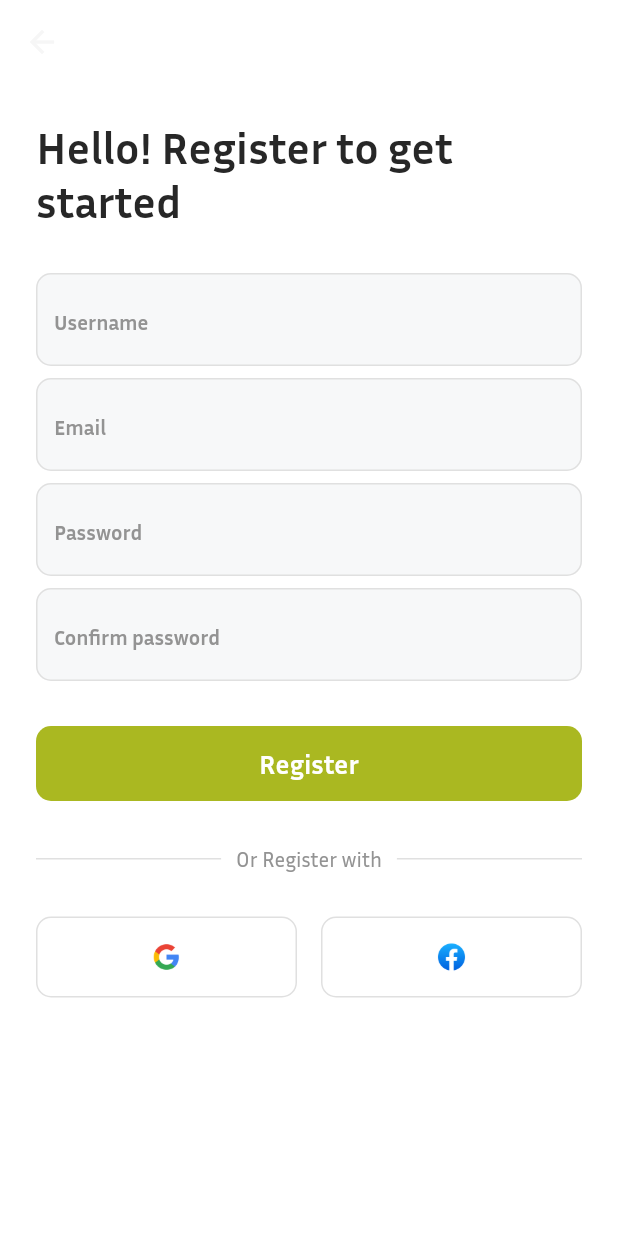
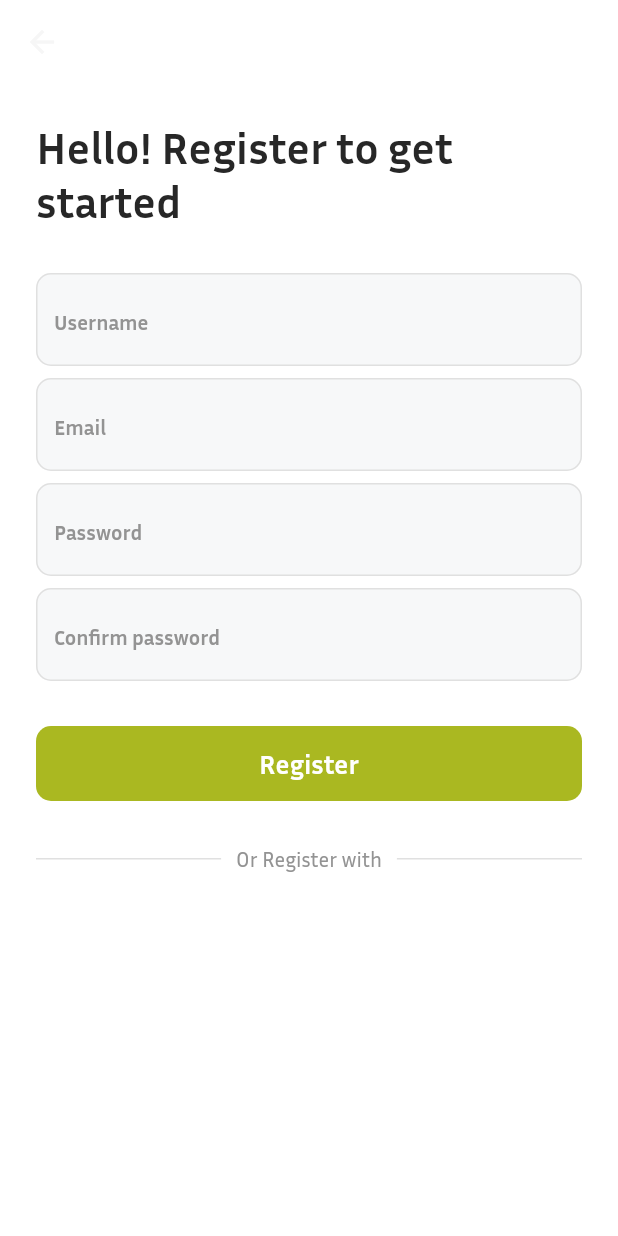
Before and after one commit to UzairHussain193/Background_Remover_FlutterApp, a Flutter app: the RegisterScreen screen opened directly, on a phone screen of 412 x 824 dp. Run offline on Flutter 3.47's test engine with Material 3 defaults, Android fonts, the phone set to English and light mode, and no system bars; our stand-ins replace awesome_snackbar_content, cached_network_image, carousel_slider, cloud_firestore, device_info_plus, firebase_auth and 10 more; missing offline and left inert: image_compare_slider; accounts and stored records are empty.

Commit message:
"Logout Issue Resolved, Removed Irrelevant Buttons"

```diff
--- a/lib/features/authentication/screens/login/login.dart
+++ b/lib/features/authentication/screens/login/login.dart
@@ -38,9 +38,6 @@ class LoginScreen extends StatelessWidget {
               HkFormDivider(title: HkTexts.orLoginWith,),
               SizedBox(height: HkSizes.spaceBtwSections),
 
-              /// Google & Facebook Buttons
-              HkSocialButtons(),
-              SizedBox(height: HkSizes.spaceBtwSections,),
             ],
           ),
         ),
--- a/lib/features/authentication/screens/register/register.dart
+++ b/lib/features/authentication/screens/register/register.dart
@@ -31,11 +31,7 @@ class RegisterScreen extends StatelessWidget {
 
               /// Divider
               HkFormDivider(title: HkTexts.orRegisterWith),
-              SizedBox(
-                height: HkSizes.spaceBtwSections,
-              ),
-
-              HkSocialButtons()
+              SizedBox(height: HkSizes.spaceBtwSections),
             ],
           ),
         ),
--- a/lib/features/smart_remove/screens/home/home.dart
+++ b/lib/features/smart_remove/screens/home/home.dart
@@ -1,5 +1,6 @@
 
 import 'package:flutter/material.dart';
+import 'package:smart_remove/data/repositories/authentication/authentication_repository.dart';
 import 'package:smart_remove/features/smart_remove/screens/home/widgets/drop_file_text.dart';
 import 'package:smart_remove/features/smart_remove/screens/home/widgets/image_slider.dart';
 import 'package:smart_remove/features/smart_remove/screens/home/widgets/remove_background_text.dart';
@@ -16,6 +17,10 @@ class HomeScreen extends StatelessWidget {
       appBar: AppBar(
         centerTitle: true,
         title: Text("Hi",style: Theme.of(context).textTheme.headlineMedium!.copyWith(color: HkColors.primary,),),
+        actions: [
+          IconButton(icon: const Icon(Icons.logout, color: HkColors.primary,), onPressed: () => AuthenticationRepository().logout(context)),
+          const SizedBox(width: HkSizes.spaceBtwItems)
+        ]
       ),
       body: const SingleChildScrollView(
         physics: BouncingScrollPhysics(),
```
Also changed, not shown: lib/data/repositories/authentication/authentication_repository.dart (+18 -1 lines).
